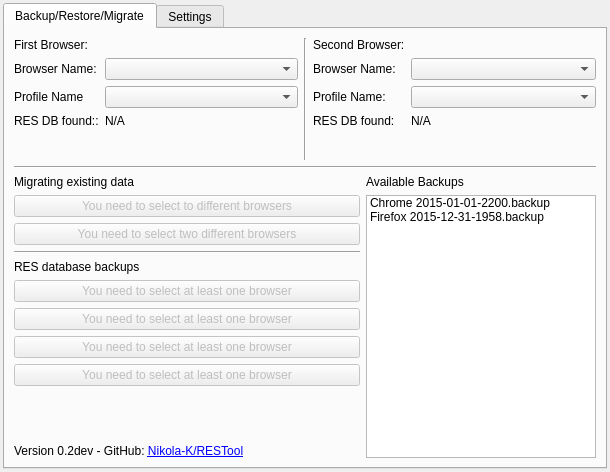
Above: RESTool/ui/design_v2.ui from nikolak/RESTool before the change. Below: the same form after it.
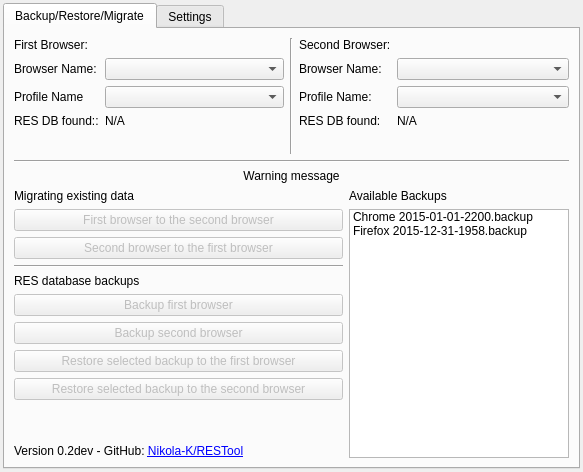
That is the form after the change.

Commit message: Using fixed button labels

Patch:
```diff
--- a/RESTool/ui/design_v2.ui
+++ b/RESTool/ui/design_v2.ui
@@ -6,7 +6,7 @@
    <rect>
     <x>0</x>
     <y>0</y>
-    <width>610</width>
+    <width>583</width>
     <height>472</height>
    </rect>
   </property>
@@ -32,7 +32,7 @@
        </attribute>
        <layout class="QVBoxLayout" name="verticalLayout_2">
         <item>
-         <layout class="QVBoxLayout" name="MainContentLayout" stretch="30,0,70">
+         <layout class="QVBoxLayout" name="MainContentLayout" stretch="30,0,0,70">
           <item>
            <layout class="QHBoxLayout" name="BrowseerPickerLayout" stretch="50,0,50">
             <item>
@@ -144,6 +144,22 @@
             </property>
            </widget>
           </item>
+          <item>
+           <widget class="QLabel" name="labelMessage">
+            <property name="enabled">
+             <bool>true</bool>
+            </property>
+            <property name="frameShape">
+             <enum>QFrame::NoFrame</enum>
+            </property>
+            <property name="text">
+             <string>&lt;html&gt;&lt;head/&gt;&lt;body&gt;&lt;p&gt;Warning message&lt;/p&gt;&lt;/body&gt;&lt;/html&gt;</string>
+            </property>
+            <property name="alignment">
+             <set>Qt::AlignCenter</set>
+            </property>
+           </widget>
+          </item>
           <item>
            <layout class="QHBoxLayout" name="ApplicationActionsLayout" stretch="60,40">
             <item>
@@ -161,7 +177,7 @@
                  <bool>false</bool>
                 </property>
                 <property name="text">
-                 <string>You need to select to different browsers</string>
+                 <string>First browser to the second browser</string>
                 </property>
                </widget>
               </item>
@@ -171,7 +187,7 @@
                  <bool>false</bool>
                 </property>
                 <property name="text">
-                 <string>You need to select two different browsers</string>
+                 <string>Second browser to the first browser</string>
                 </property>
                </widget>
               </item>
@@ -195,7 +211,7 @@
                  <bool>false</bool>
                 </property>
                 <property name="text">
-                 <string>You need to select at least one browser</string>
+                 <string>Backup first browser</string>
                 </property>
                </widget>
               </item>
@@ -205,7 +221,7 @@
                  <bool>false</bool>
                 </property>
                 <property name="text">
-                 <string>You need to select at least one browser</string>
+                 <string>Backup second browser</string>
                 </property>
                </widget>
               </item>
@@ -215,7 +231,7 @@
                  <bool>false</bool>
                 </property>
                 <property name="text">
-                 <string>You need to select at least one browser</string>
+                 <string>Restore selected backup to the first browser</string>
                 </property>
                </widget>
               </item>
@@ -225,7 +241,7 @@
                  <bool>false</bool>
                 </property>
                 <property name="text">
-                 <string>You need to select at least one browser</string>
+                 <string>Restore selected backup to the second browser</string>
                 </property>
                </widget>
               </item>
```
